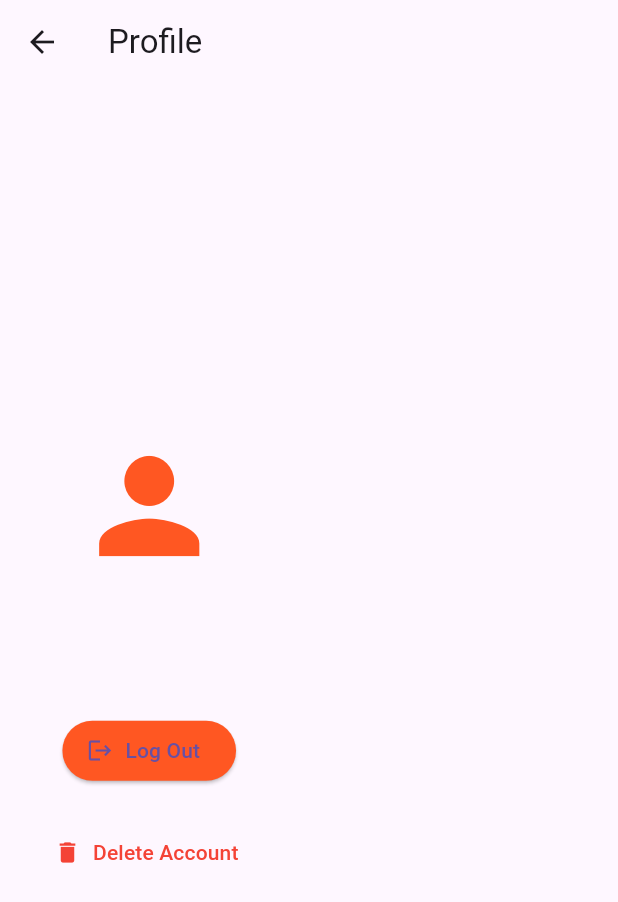
After one commit to owen-newberry/ase-456-team-project, a Flutter app: the MovieList screen opened directly, after a tap on the "account circle" icon, on a phone screen of 412 x 824 dp. The commit adds this screen. Shown: the top 902 px of the screen. Run offline on Flutter 3.47's test engine with Material 3 defaults, Android fonts, the phone set to English and light mode, and no system bars; our stand-ins replace supabase_flutter; accounts and stored records are empty; network calls fail.

Commit message:
Added Signout and Delete
made a profile page to display the logout and delete buttons. Added the logic to allow users to delete their accounts through supabase.

```diff
--- a/app/lib/view/movie_list.dart
+++ b/app/lib/view/movie_list.dart
@@ -2,6 +2,7 @@ import 'package:flutter/material.dart';
 import 'package:p3_movie/util/api.dart';
 import 'movie_detail.dart';
 import '../model/movie.dart';
+import 'profile_page.dart';
 
 enum SortOption { title, releaseDate, voteAverage }
 
@@ -81,6 +82,16 @@ class _MovieListState extends State<MovieList> {
                 this.searchBar = Text('Movies');
               }
             });
+          },
+        ),
+        IconButton(
+          icon: const Icon(Icons.account_circle),
+          tooltip: 'Profile',
+          onPressed: () {
+            Navigator.push(
+              context,
+              MaterialPageRoute(builder: (_) => ProfilePage()),
+            );
           },
         ),
       ]),
--- /dev/null
+++ b/app/lib/view/profile_page.dart
@@ -0,0 +1,111 @@
+import 'package:flutter/material.dart';
+import 'package:supabase_flutter/supabase_flutter.dart';
+import 'package:p3_movie/main.dart'; // to navigate back to AuthPage
+
+class ProfilePage extends StatelessWidget {
+  const ProfilePage({super.key});
+
+  Future<void> _signOut(BuildContext context) async {
+    try {
+      await Supabase.instance.client.auth.signOut();
+      Navigator.pushAndRemoveUntil(
+        context,
+        MaterialPageRoute(builder: (_) => AuthPage()),
+        (route) => false,
+      );
+    } catch (e) {
+      ScaffoldMessenger.of(context)
+          .showSnackBar(SnackBar(content: Text('Error: $e')));
+    }
+  }
+
+  Future<void> _deleteAccount(BuildContext context) async {
+    final session = Supabase.instance.client.auth.currentSession;
+    if (session == null) return;
+
+    final confirmed = await showDialog<bool>(
+      context: context,
+      builder: (context) => AlertDialog(
+        title: const Text('Delete Account?'),
+        content: const Text('Are you sure you want to delete your account? This cannot be undone.'),
+        actions: [
+          TextButton(onPressed: () => Navigator.pop(context, false), child: const Text('Cancel')),
+          TextButton(onPressed: () => Navigator.pop(context, true), child: const Text('Delete')),
+        ],
+      ),
+    );
+
+    if (confirmed != true) return;
+
+    try {
+      final response = await Supabase.instance.client.functions.invoke(
+        'delete-user',
+        headers: {
+          'Authorization': 'Bearer ${session.accessToken}',
+        },
+      );
+
+      // Optionally print the raw response for debugging
+      print('Delete user response: $response');
+
+      // Log out after deletion
+      await Supabase.instance.client.auth.signOut();
+
+      ScaffoldMessenger.of(context).showSnackBar(
+        const SnackBar(content: Text('Account deleted successfully')),
+      );
+
+      Navigator.pushAndRemoveUntil(
+        context,
+        MaterialPageRoute(builder: (_) => AuthPage()),
+        (route) => false,
+      );
+    } catch (e, st) {
+      // Print the error to console
+      print('Failed to delete account: $e');
+      print('Stack trace: $st');
+
+      ScaffoldMessenger.of(context).showSnackBar(
+        SnackBar(content: Text('Failed to delete account: $e')),
+      );
+    }
+  }
+
+
+  @override
+  Widget build(BuildContext context) {
+    final user = Supabase.instance.client.auth.currentUser;
+
+    return Scaffold(
+      appBar: AppBar(title: const Text('Profile')),
+      body: Padding(
+        padding: const EdgeInsets.all(24.0),
+        child: Column(
+          mainAxisAlignment: MainAxisAlignment.center,
+          children: [
+            Icon(Icons.person, size: 100, color: Colors.deepOrange),
+            const SizedBox(height: 20),
+            Text(
+              user?.email ?? 'Unknown user',
+              style: const TextStyle(fontSize: 20, fontWeight: FontWeight.bold),
+            ),
+            const SizedBox(height: 40),
+            ElevatedButton.icon(
+              onPressed: () => _signOut(context),
+              icon: const Icon(Icons.logout),
+              label: const Text('Log Out'),
+              style: ElevatedButton.styleFrom(backgroundColor: Colors.deepOrange),
+            ),
+            const SizedBox(height: 20),
+            TextButton.icon(
+              onPressed: () => _deleteAccount(context),
+              icon: const Icon(Icons.delete, color: Colors.red),
+              label: const Text('Delete Account',
+                  style: TextStyle(color: Colors.red)),
+            ),
+          ],
+        ),
+      ),
+    );
+  }
+}
```
Also changed, not shown: 12 other files.
